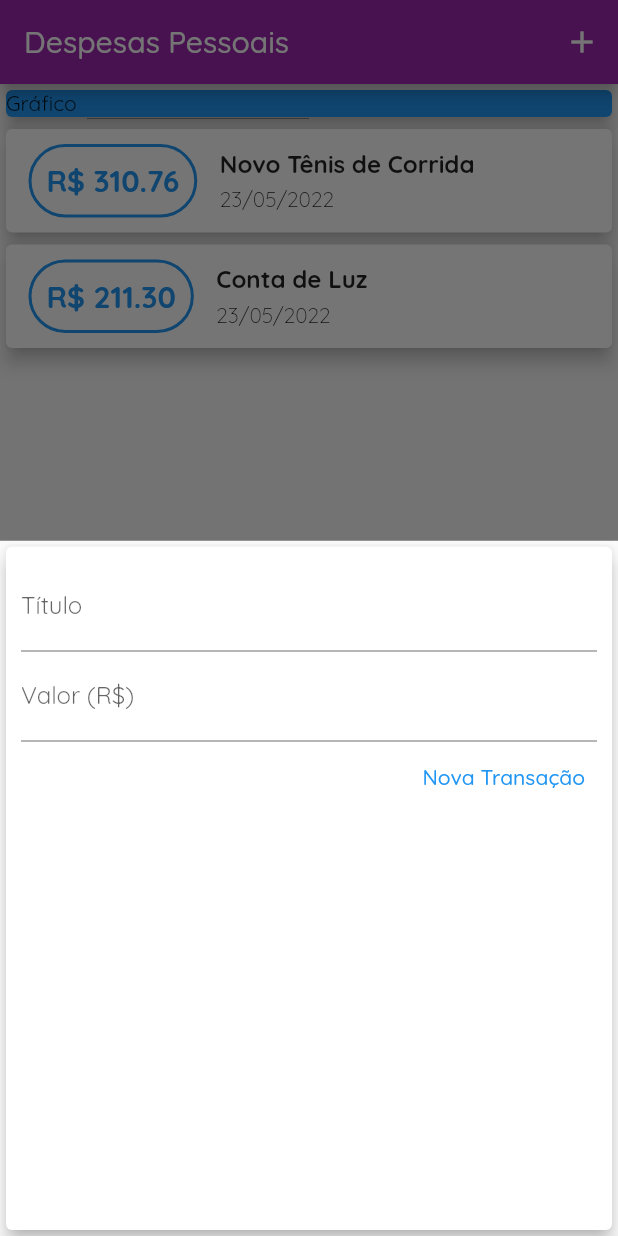
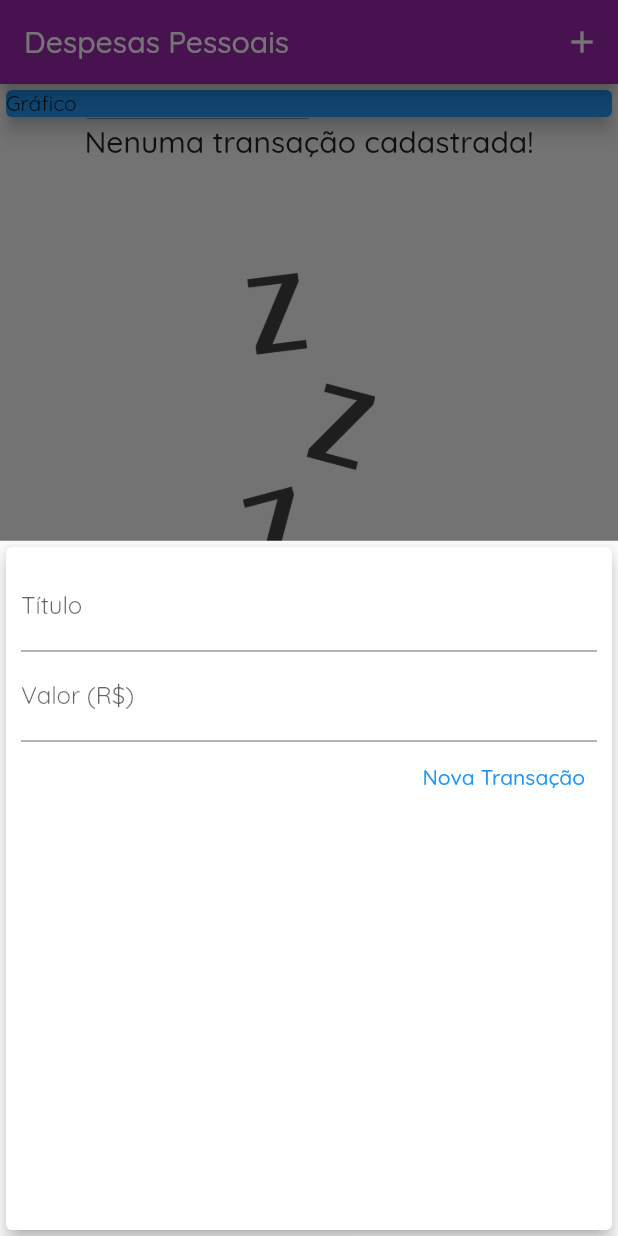
Before and after one commit to alefbispo/app_despesas, a Flutter app: the screen it shows after launch, after a tap on the "add" icon, on a phone screen of 412 x 824 dp. Run offline on Flutter 3.47's test engine with Material 2 defaults, Android fonts, the phone set to English and light mode, and no system bars; our stand-ins replace google_fonts.

```diff
--- a/lib/main.dart
+++ b/lib/main.dart
@@ -32,19 +32,19 @@ class MyHomePage extends StatefulWidget {
 }
 
 class _MyHomePageState extends State<MyHomePage> {
-  final _transactions = [
-    Transaction(
-      id: 't1',
-      title: 'Novo Tênis de Corrida',
-      value: 310.76,
-      date: DateTime.now(),
-    ),
-    Transaction(
-      id: 't2',
-      title: 'Conta de Luz',
-      value: 211.30,
-      date: DateTime.now(),
-    ),
+  final List<Transaction> _transactions = [
+    // Transaction(
+    //   id: 't1',
+    //   title: 'Novo Tênis de Corrida',
+    //   value: 310.76,
+    //   date: DateTime.now(),
+    // ),
+    // Transaction(
+    //   id: 't2',
+    //   title: 'Conta de Luz',
+    //   value: 211.30,
+    //   date: DateTime.now(),
+    // ),
   ];
 
   _addTransaction(String title, double value) {
--- a/lib/models/transation_list.dart
+++ b/lib/models/transation_list.dart
@@ -10,8 +10,24 @@ class TransactionList extends StatelessWidget {
   @override
   Widget build(BuildContext context) {
     return SizedBox(
-      height: 450,
-      child: ListView.builder(
+      height: 300,
+      child: transations.isEmpty
+          ? Column(
+              mainAxisAlignment: MainAxisAlignment.spaceBetween,
+              children: [
+                Text(
+                  'Nenuma transação cadastrada!',
+                  style: Theme.of(context).textTheme.titleLarge,
+                ),
+                SizedBox(
+                  height: 200,
+                  child: Image.asset(
+                    'assets/images/waiting.png',
+                  ),
+                ),
+              ],
+            )
+          : ListView.builder(
               itemCount: transations.length,
               itemBuilder: (context, index) {
                 final tr = transations[index];
@@ -19,7 +35,8 @@ class TransactionList extends StatelessWidget {
                   elevation: 5,
                   child: Row(children: [
                     Container(
-                  margin: EdgeInsets.symmetric(horizontal: 15, vertical: 10),
+                        margin:
+                            EdgeInsets.symmetric(horizontal: 15, vertical: 10),
                         decoration: BoxDecoration(
                           borderRadius: BorderRadius.circular(30),
                           border: Border.all(
--- a/pubspec.yaml
+++ b/pubspec.yaml
@@ -53,6 +53,8 @@ dev_dependencies:
 
 # The following section is specific to Flutter packages.
 flutter:
+  assets:
+         - assets/images/
 
   # The following line ensures that the Material Icons font is
   # included with your application, so that you can use the icons in
```
Also changed, not shown: assets/images/waiting.png (added). Lines whose indentation alone changed are shown as unchanged.
